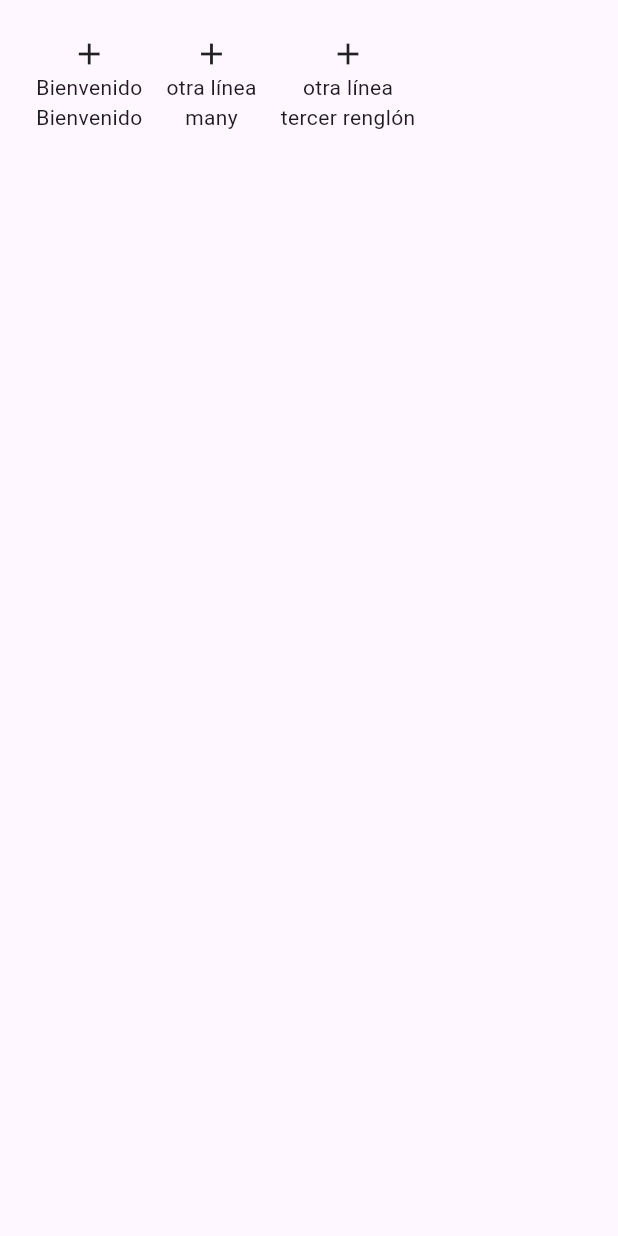
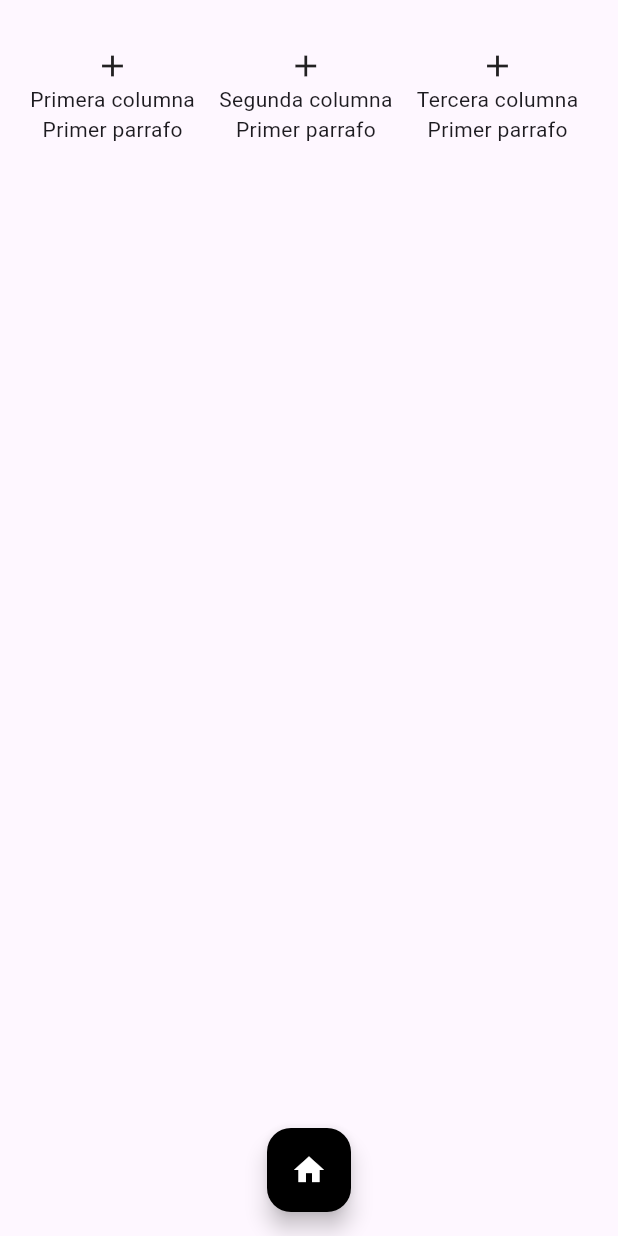
Before and after one commit to CrisSoven/10c_learning_flutter, a Flutter app: the screen it shows after launch, on a phone screen of 412 x 824 dp. Run offline on Flutter 3.47's test engine with Material 3 defaults, Android fonts, the phone set to English and light mode, and no system bars.

Commit message:
[MODIFY] contentcolumn widget

```diff
--- /dev/null
+++ b/lib/widgets/contentColumn.dart
@@ -0,0 +1,14 @@
+import 'package:flutter/material.dart';
+
+Padding buildColumn({required String title, required String description}) {
+  return Padding(
+    padding: const EdgeInsets.all(8.0),
+    child: Column(
+      children: [
+        const Icon(Icons.add),
+        Text(title),
+        Text(description),
+      ],
+    ),
+  );
+}
--- a/lib/widgets/home.dart
+++ b/lib/widgets/home.dart
@@ -1,48 +1,35 @@
 import 'package:flutter/material.dart';
+
+import 'contentColumn.dart';
 
 class Home extends StatelessWidget {
   const Home({super.key});
 
   @override
   Widget build(BuildContext context) {
-    return const Scaffold(
+    return Scaffold(
+      floatingActionButton: FloatingActionButton(
+        onPressed: () => {},
+        backgroundColor: Colors.black,
+        foregroundColor: Colors.white,
+        child: const Icon(Icons.home),
+      ),
+      floatingActionButtonLocation: FloatingActionButtonLocation.centerFloat,
       body: Padding(
-        padding: EdgeInsets.all(16.0),
+        padding: const EdgeInsets.symmetric(horizontal: 12.0, vertical: 24.0),
         child: Row(
           children: <Widget>[
-            Padding(
-              padding: EdgeInsets.all(8.0),
-              child: Column(
-                children: [
-                  Icon(Icons.add),
-                  Text("Bienvenido"),
-                  Text("Bienvenido"),
-                ],
-              ),
-            ),
-            Padding(
-              padding: EdgeInsets.all(8.0),
-              child: Column(
-                children: [
-                  Icon(Icons.add),
-                  Text("otra línea"),
-                  Text("many"),
-                ],
-              ),
-            ),
-            Padding(
-              padding: EdgeInsets.all(8.0),
-              child: Column(
-                children: [
-                  Icon(Icons.add),
-                  Text("otra línea"),
-                  Text("tercer renglón"),
-                ],
-              ),
-            ),
+            buildColumn(
+                title: 'Primera columna', description: 'Primer parrafo'),
+            buildColumn(
+                title: 'Segunda columna', description: 'Primer parrafo'),
+            buildColumn(
+                title: 'Tercera columna', description: 'Primer parrafo'),
           ],
         ),
       ),
     );
   }
+
+
 }
```
